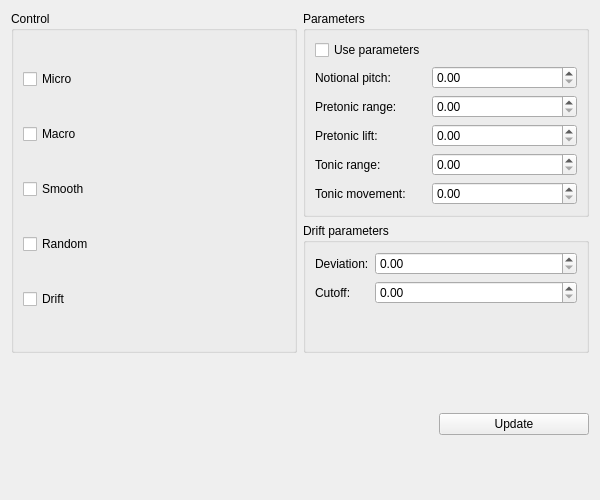
This is ui/IntonationParametersWindow.ui in mym-br/gama_tts_editor as Qt 5 draws it before an edit. The edited form follows.
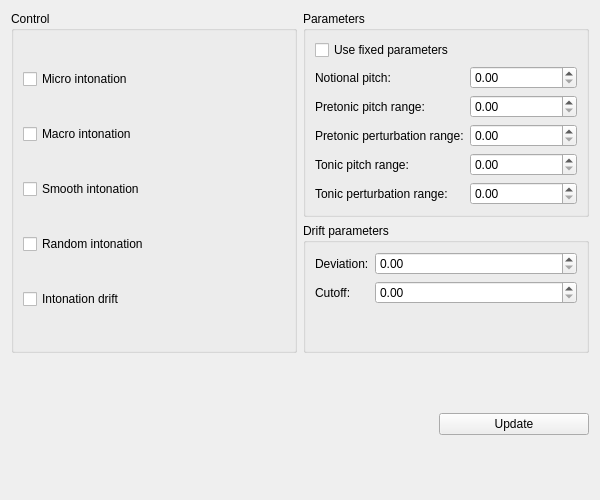
This is the edited form.

Commit message: Change intonation parameter names.

```diff
--- a/ui/IntonationParametersWindow.ui
+++ b/ui/IntonationParametersWindow.ui
@@ -33,7 +33,7 @@
       <item row="2" column="0">
        <widget class="QLabel" name="label_4">
         <property name="text">
-         <string>Pretonic range:</string>
+         <string>Pretonic pitch range:</string>
         </property>
        </widget>
       </item>
@@ -46,21 +46,21 @@
       <item row="3" column="0">
        <widget class="QLabel" name="label_7">
         <property name="text">
-         <string>Pretonic lift:</string>
+         <string>Pretonic perturbation range:</string>
         </property>
        </widget>
       </item>
       <item row="4" column="0">
        <widget class="QLabel" name="label_5">
         <property name="text">
-         <string>Tonic range:</string>
+         <string>Tonic pitch range:</string>
         </property>
        </widget>
       </item>
       <item row="5" column="0">
        <widget class="QLabel" name="label_6">
         <property name="text">
-         <string>Tonic movement:</string>
+         <string>Tonic perturbation range:</string>
         </property>
        </widget>
       </item>
@@ -73,7 +73,7 @@
       <item row="0" column="0">
        <widget class="QCheckBox" name="useParametersCheckBox">
         <property name="text">
-         <string>Use parameters</string>
+         <string>Use fixed parameters</string>
         </property>
        </widget>
       </item>
@@ -162,14 +162,14 @@
       <item>
        <widget class="QCheckBox" name="microCheckBox">
         <property name="text">
-         <string>Micro</string>
+         <string>Micro intonation</string>
         </property>
        </widget>
       </item>
       <item>
        <widget class="QCheckBox" name="macroCheckBox">
         <property name="text">
-         <string>Macro</string>
+         <string>Macro intonation</string>
         </property>
        </widget>
       </item>
@@ -179,21 +179,21 @@
          <bool>true</bool>
         </property>
         <property name="text">
-         <string>Smooth</string>
+         <string>Smooth intonation</string>
         </property>
        </widget>
       </item>
       <item>
        <widget class="QCheckBox" name="randomCheckBox">
         <property name="text">
-         <string>Random</string>
+         <string>Random intonation</string>
         </property>
        </widget>
       </item>
       <item>
        <widget class="QCheckBox" name="driftCheckBox">
         <property name="text">
-         <string>Drift</string>
+         <string>Intonation drift</string>
         </property>
        </widget>
       </item>
```
Left out of the diff: 8 changed lines with no effect on the pictures. The commit also changes 1 other file.
